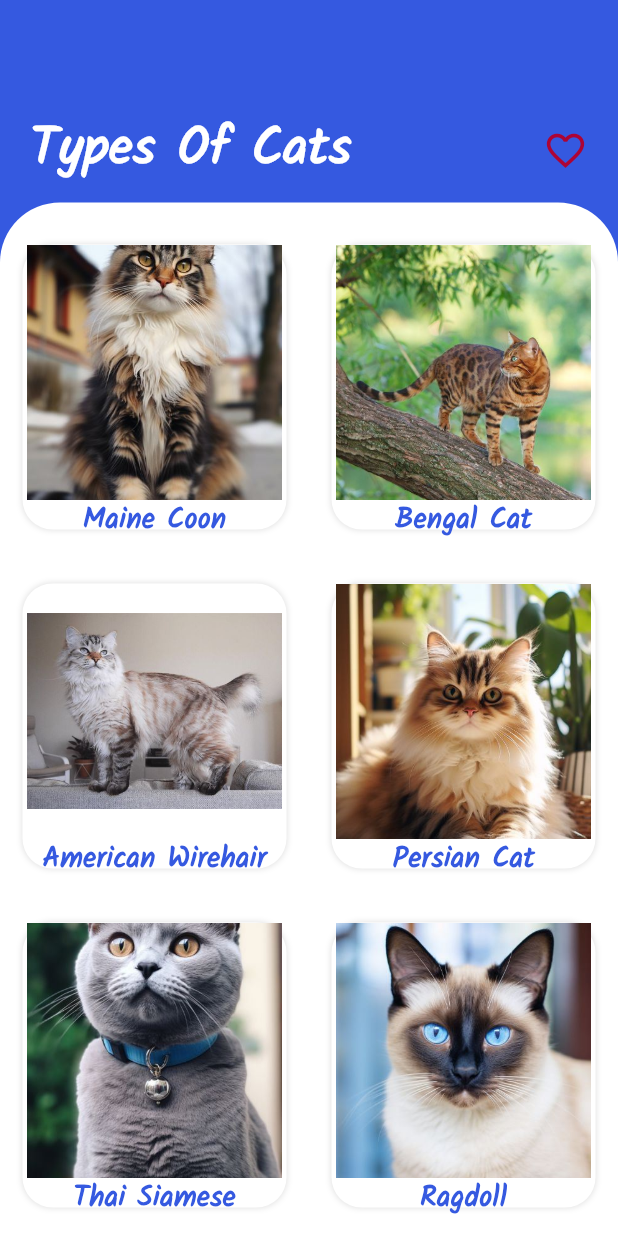
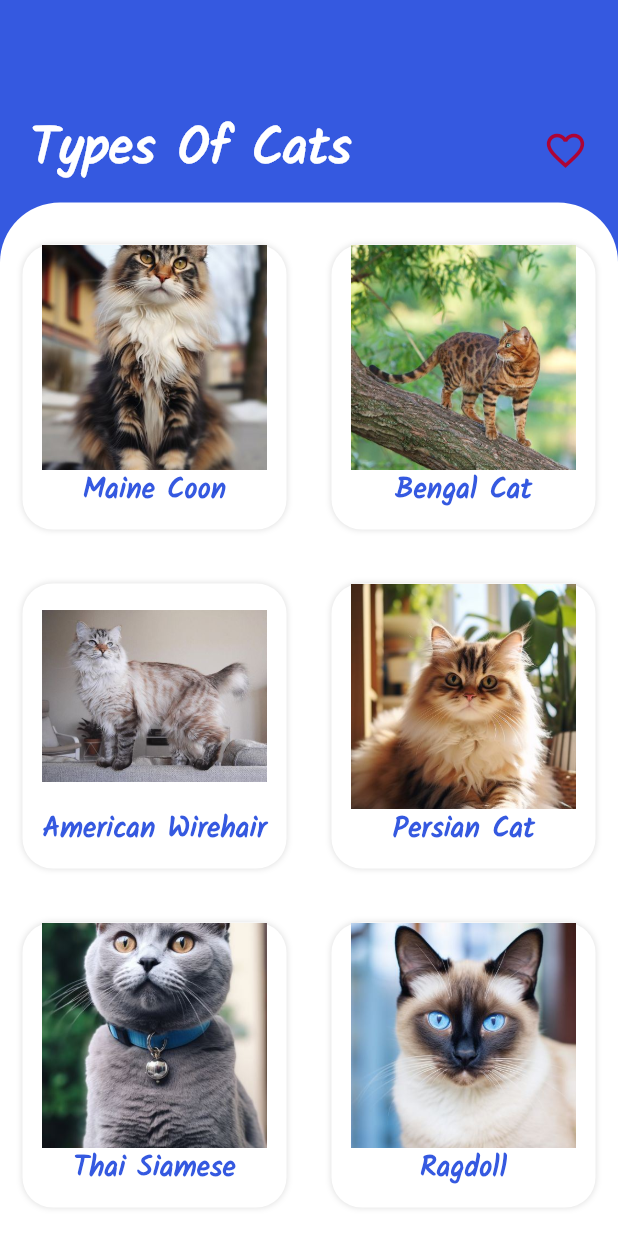
Before and after one commit to Reuof16/catstypes_app, a Flutter app: the screen it shows after launch, on a phone screen of 412 x 824 dp. Run offline on Flutter 3.47's test engine with Material 3 defaults, Android fonts, the phone set to English and light mode, and no system bars.

Commit message:
Initial commit

```diff
--- a/lib/Cat1.dart
+++ b/lib/Cat1.dart
@@ -27,7 +27,9 @@ class _Cat1State extends State<Cat1> {
             children: [
               Stack(
                 children:[
-                  Container(
+                  Hero(
+                    tag: catList[widget.index].catName,
+                    child: Container(
                       height: 550,
                       width: double.infinity,
                       decoration: BoxDecoration(
@@ -35,6 +37,7 @@ class _Cat1State extends State<Cat1> {
                             image: AssetImage(catList[widget.index].imgPath),
                             fit: BoxFit.cover,
                           )
+                      ),
                     ),
                   ),
                   Padding(
@@ -99,7 +102,7 @@ class _Cat1State extends State<Cat1> {
                     right:250 ,
                     top: 10
                 ),
-                child:Text(
+                child: Text(
                   catList[widget.index].Des1,
                   style: TextStyle(
                     fontSize: 20,
--- a/lib/CatsTypes.dart
+++ b/lib/CatsTypes.dart
@@ -127,6 +127,8 @@ class _CatsTypesState extends State<CatsTypes> {
                             Navigator.push(context, MaterialPageRoute(builder: (context)=>Cat1(index)));
                           },
                           child: Container(
+                            height: 150,
+                            width: 150,
                             margin: EdgeInsets.symmetric(vertical: 8,horizontal: 15),
                             decoration: BoxDecoration(
                               borderRadius: BorderRadius.all(Radius.circular(20)),
@@ -143,19 +145,27 @@ class _CatsTypesState extends State<CatsTypes> {
                               mainAxisAlignment:MainAxisAlignment.spaceEvenly,
                               children: [
                                 Container(
-                                  height: 170,
-                                  width: 170,
+                                  height: 150,
+                                  width: 150,
+                                  child: Hero(
+                                    tag: catList[index].catName,
                                     child: Image(image: AssetImage(catList[index].imgPath,),
                                       fit: BoxFit.fitWidth,
                                       width: 100,
                                     ),
                                   ),
-                                Text(catList[index].catName,
+                                ),
+                                Expanded(
+                                  child: Text(
+                                    catList[index].catName,
+                                    maxLines: 1,
                                     style: TextStyle(
                                         fontSize: 19,
                                         fontFamily: "Kalam",
                                         color: Color(0xff3559E0),
                                         fontWeight: FontWeight.w700,
+                                        overflow: TextOverflow.ellipsis
+                                    ),
                                   ),
                                 ),
                               ],
```
Lines whose indentation alone changed are shown as unchanged.
